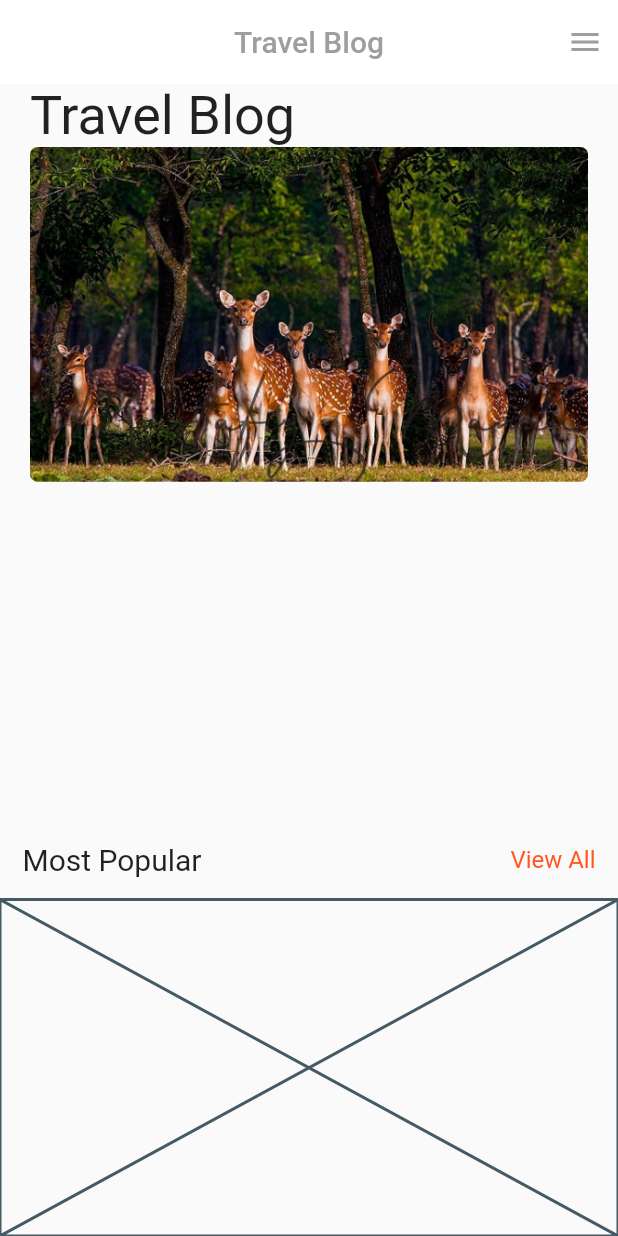
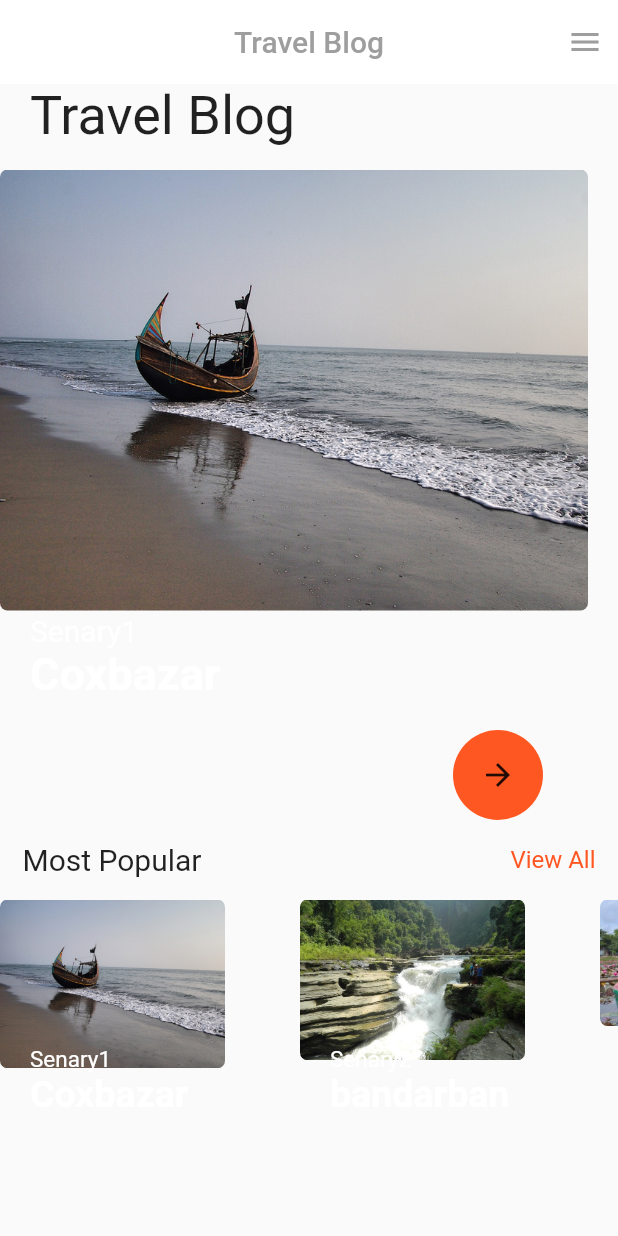
Before and after one commit to muahasnat/travel_blog, a Flutter app: the screen it shows after launch, on a phone screen of 412 x 824 dp. Run offline on Flutter 3.47's test engine with Material 2 defaults, Android fonts, the light colour scheme and no system bars.

Commit message:
add second part

```diff
--- a/lib/main.dart
+++ b/lib/main.dart
@@ -1,3 +1,4 @@
+import 'package:day_10/widgets/most_popular.dart';
 import 'package:day_10/widgets/travel_blog.dart';
 import 'package:flutter/material.dart';
 
@@ -82,7 +83,7 @@ class _HomeState extends State<Home> {
           ),
           Expanded(
             flex: 1,
-            child: Placeholder(),
+            child: MostPopular(),
           ),
         ],
       ),
--- a/lib/model/travel.dart
+++ b/lib/model/travel.dart
@@ -6,11 +6,21 @@ class Travel {
 
   static List<Travel> genarateTravelBlog() {
     return [
-      Travel('Senary1', 'Coxbazar', 'assets/images/a4.jpg'),
-      Travel('Senary2', 'bandarban', 'assets/images/a1.jpg'),
-      Travel('Senary3', 'Shundarban', 'assets/images/a5.jpg'),
-      Travel('Senary4', 'Shundarban', 'assets/images/a3.jpg'),
-      Travel('Senary5', 'cholonbill', 'assets/images/a2.jpg'),
+      Travel('Senary1', 'Coxbazar', 'assets/images/a1.jpg'),
+      Travel('Senary2', 'bandarban', 'assets/images/a2.jpg'),
+      Travel('Senary3', 'Shaplaful', 'assets/images/a3.jpg'),
+      Travel('Senary4', 'Shundarban', 'assets/images/a4.jpg'),
+      Travel('Senary5', 'cholonbill', 'assets/images/a5.jpg'),
+    ];
+  }
+
+  static List<Travel> mostPopular() {
+    return [
+      Travel('Senary1', 'Coxbazar', 'assets/images/a1.jpg'),
+      Travel('Senary2', 'bandarban', 'assets/images/a2.jpg'),
+      Travel('Senary3', 'Shaplaful', 'assets/images/a3.jpg'),
+      Travel('Senary4', 'Shundarban', 'assets/images/a4.jpg'),
+      Travel('Senary5', 'cholonbill', 'assets/images/a5.jpg'),
     ];
   }
 }
--- /dev/null
+++ b/lib/widgets/most_popular.dart
@@ -0,0 +1,52 @@
+import 'package:day_10/model/travel.dart';
+import 'package:flutter/material.dart';
+
+class MostPopular extends StatelessWidget {
+  final _lists = Travel.mostPopular();
+
+  @override
+  Widget build(BuildContext context) {
+    return ListView.separated(
+      scrollDirection: Axis.horizontal,
+      itemBuilder: (context, index) {
+        var travel = _lists[index];
+        return Stack(
+          children: [
+            ClipRRect(
+              borderRadius: BorderRadius.circular(5),
+              child: Image.asset(
+                travel.url,
+                fit: BoxFit.cover,
+                width: 150,
+              ),
+            ),
+            Positioned(
+              bottom: 80,
+              left: 20,
+              child: Column(
+                crossAxisAlignment: CrossAxisAlignment.start,
+                children: [
+                  Text(
+                    travel.name,
+                    style: TextStyle(fontSize: 15, color: Colors.white),
+                  ),
+                  Text(
+                    travel.location,
+                    style: TextStyle(
+                        fontSize: 25,
+                        color: Colors.white,
+                        fontWeight: FontWeight.bold),
+                  )
+                ],
+              ),
+            ),
+          ],
+        );
+      },
+      separatorBuilder: (_, index) => SizedBox(
+        width: 50,
+      ),
+      itemCount: _lists.length,
+    );
+  }
+}
--- a/lib/widgets/travel_blog.dart
+++ b/lib/widgets/travel_blog.dart
@@ -3,18 +3,20 @@ import 'package:flutter/material.dart';
 
 class TravelBlog extends StatelessWidget {
   final _list = Travel.genarateTravelBlog();
+  final _pgCtrl = PageController(viewportFraction: 1);
 
   @override
   Widget build(BuildContext context) {
     return PageView.builder(
-      physics: BouncingScrollPhysics(),
+      controller: _pgCtrl,
+      physics: const BouncingScrollPhysics(),
       itemCount: _list.length,
       itemBuilder: (context, index) {
         var travel = _list[index];
         return Stack(
           children: [
             Padding(
-              padding: const EdgeInsets.symmetric(horizontal: 20),
+              padding: const EdgeInsets.only(top: 15, right: 20, bottom: 30),
               child: ClipRRect(
                 borderRadius: BorderRadius.circular(5),
                 child: Image.asset(
@@ -23,7 +25,40 @@ class TravelBlog extends StatelessWidget {
                   width: MediaQuery.of(context).size.width,
                 ),
               ),
-            )
+            ),
+            Positioned(
+              bottom: 80,
+              left: 20,
+              child: Column(
+                crossAxisAlignment: CrossAxisAlignment.start,
+                children: [
+                  Text(
+                    travel.name,
+                    style: TextStyle(fontSize: 20, color: Colors.white),
+                  ),
+                  Text(
+                    travel.location,
+                    style: TextStyle(
+                        fontSize: 30,
+                        color: Colors.white,
+                        fontWeight: FontWeight.bold),
+                  )
+                ],
+              ),
+            ),
+            Positioned(
+              bottom: 0,
+              right: 50,
+              child: Container(
+                height: 60,
+                width: 60,
+                decoration: BoxDecoration(
+                  color: Colors.deepOrange,
+                  borderRadius: BorderRadius.circular(30),
+                ),
+                child: Icon(Icons.arrow_forward),
+              ),
+            ),
           ],
         );
       },
```
Also changed, not shown: assets/images/a3.jpg.
